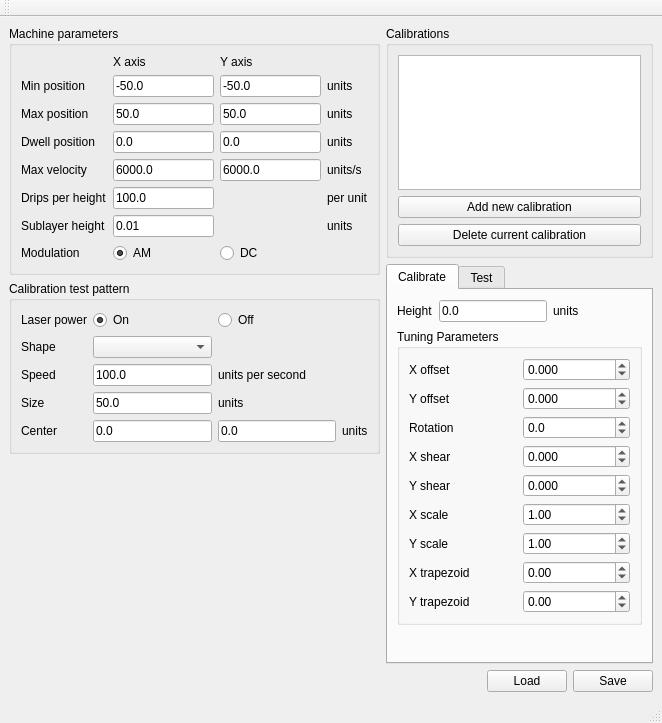
Old version of the form src/calibrate/ui_mainwindow.ui in the repository PeachyPrinter/peachytoolchain.
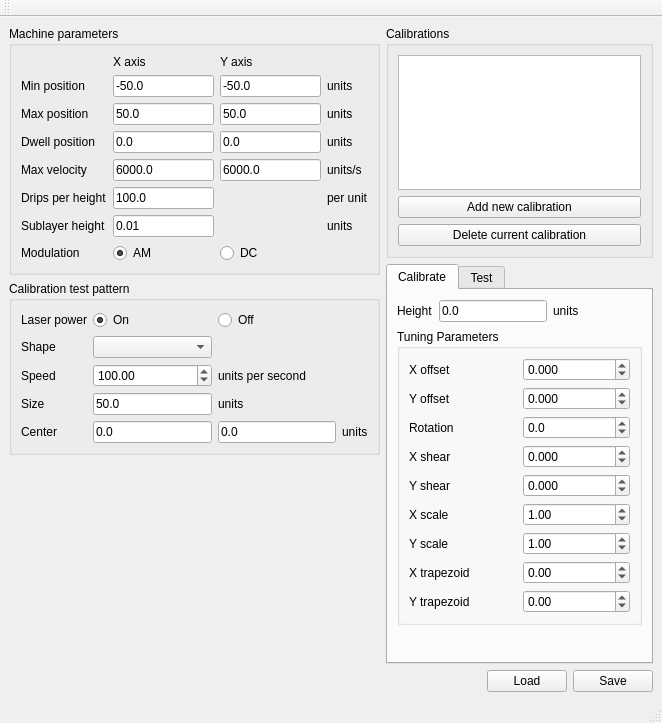
New version of the form.

Commit message: Added scroll wheel to speed

```diff
--- a/src/calibrate/ui_mainwindow.ui
+++ b/src/calibrate/ui_mainwindow.ui
@@ -237,10 +237,19 @@
             </widget>
            </item>
            <item row="3" column="1">
-            <widget class="QLineEdit" name="speed_edit">
-             <property name="text">
-              <string>100.0</string>
-             </property>
+            <widget class="QDoubleSpinBox" name="speed_edit">
+             <property name="minimum">
+                  <double>0.000000000000000</double>
+                 </property>
+                 <property name="maximum">
+                  <double>6000.000000000000000</double>
+                 </property>
+                 <property name="singleStep">
+                  <double>5.000000000000000</double>
+                 </property>
+                 <property name="value">
+                  <double>100.000000000000000</double>
+                 </property>
             </widget>
            </item>
            <item row="1" column="0">
```
The commit also changes 3 other files.
